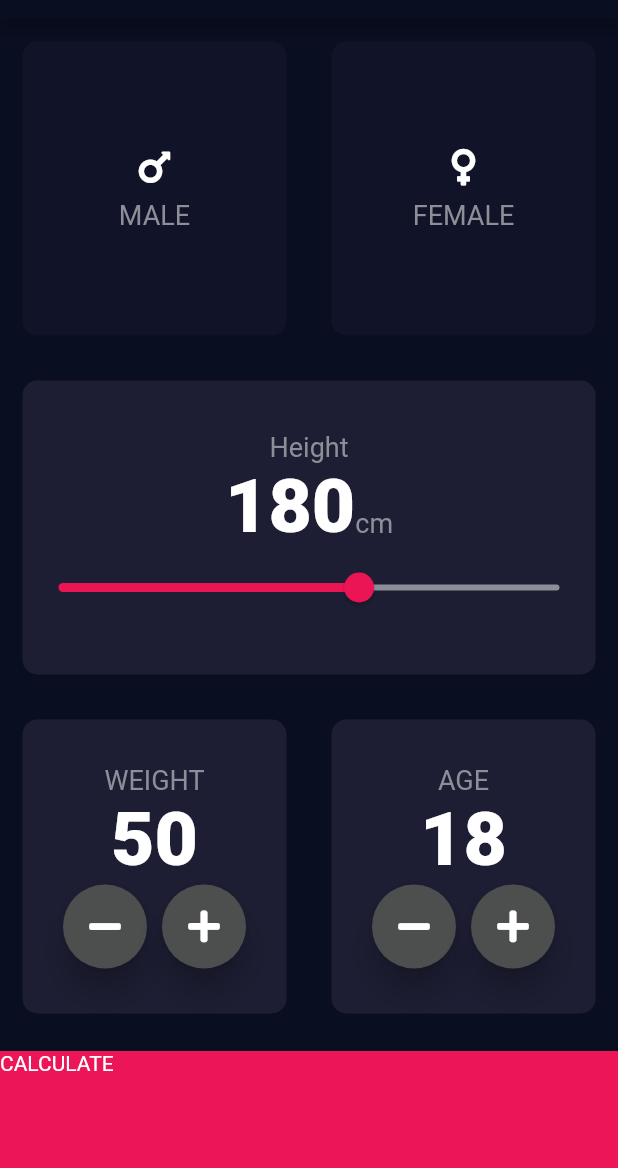
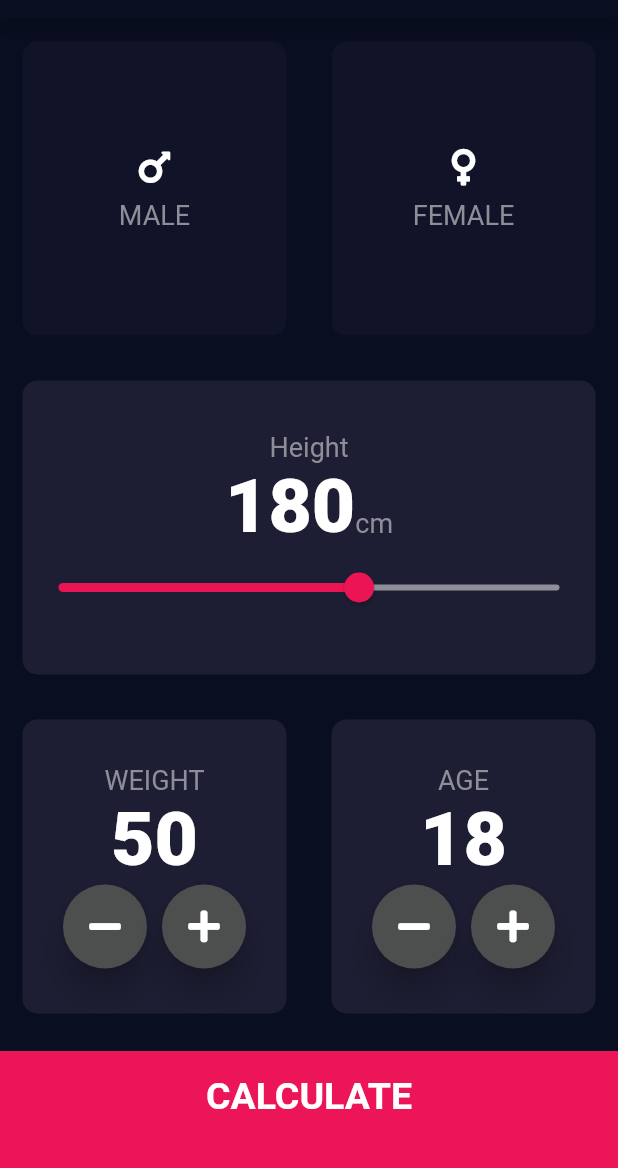
Before and after one commit to mehrbarz/BMI-calculator, a Flutter app: the screen it shows after launch, on a phone screen of 412 x 824 dp, the part 65-1233 px from its top. Run offline on Flutter 3.47's test engine with Material 2 defaults, Android fonts, the phone set to English and light mode, and no system bars; our stand-ins replace font_awesome_flutter.

```diff
--- /dev/null
+++ b/bmi_calculator/lib/buttom_button.dart
@@ -0,0 +1,24 @@
+import 'package:flutter/material.dart';
+import 'constants.dart';
+
+class ButtomButton extends StatelessWidget {
+  ButtomButton({@required this.onTap, @required this.buttonTitle});
+
+  final Function onTap;
+  final String buttonTitle;
+
+  @override
+  Widget build(BuildContext context) {
+    return GestureDetector(
+      onTap: onTap,
+      child: Container(
+        child: Center(child: Text(buttonTitle, style: KLargeButtonTextStyle)),
+        color: kBottomContainerColor,
+        margin: EdgeInsets.only(top: 10),
+        padding: EdgeInsets.only(bottom: 20.0),
+        width: double.infinity,
+        height: KBottomContainerHeight,
+      ),
+    );
+  }
+}
--- a/bmi_calculator/lib/input_page.dart
+++ b/bmi_calculator/lib/input_page.dart
@@ -6,6 +6,8 @@ import 'icon_content.dart';
 import 'reusable_card.dart';
 import 'constants.dart';
 import 'results_page.dart';
+import 'buttom_button.dart';
+import 'round_icon_button.dart';
 
 enum Gender {
   male,
@@ -224,41 +226,18 @@ class _InputPagePageState extends State<InputPagePage> {
                 ),
               ],
             )),
-            GestureDetector(
-              onTap: (){
-                Navigator.push(context, MaterialPageRoute(builder: (context)=> ResultsPage()));
+            ButtomButton(
+              buttonTitle: 'CALCULATE',
+              onTap: () {
+                Navigator.push(
+                  context,
+                  MaterialPageRoute(
+                    builder: (context) => ResultsPage(),
+                  ),
+                );
               },
-              child: Container(
-                child: Text('CALCULATE'),
-                color: kBottomContainerColor,
-                margin: EdgeInsets.only(top: 10),
-                width: double.infinity,
-                height: KBottomContainerHeight,
-              ),
             )
           ],
         ));
   }
 }
-
-class RoundIconButton extends StatelessWidget {
-  RoundIconButton({@required this.icon, @required this.onPressed});
-
-  final IconData icon;
-  final Function onPressed;
-
-  @override
-  Widget build(BuildContext context) {
-    return RawMaterialButton(
-      child: Icon(icon),
-      onPressed: onPressed,
-      elevation: 8.0,
-      constraints: BoxConstraints.tightFor(
-        width: 56.0,
-        height: 56.0,
-      ),
-      shape: CircleBorder(),
-      fillColor: Color(0xFF4c4f4e),
-    );
-  }
-}
--- /dev/null
+++ b/bmi_calculator/lib/round_icon_button.dart
@@ -0,0 +1,24 @@
+import 'package:flutter/material.dart';
+import 'constants.dart';
+
+class RoundIconButton extends StatelessWidget {
+  RoundIconButton({@required this.icon, @required this.onPressed});
+
+  final IconData icon;
+  final Function onPressed;
+
+  @override
+  Widget build(BuildContext context) {
+    return RawMaterialButton(
+      child: Icon(icon),
+      onPressed: onPressed,
+      elevation: 8.0,
+      constraints: BoxConstraints.tightFor(
+        width: 56.0,
+        height: 56.0,
+      ),
+      shape: CircleBorder(),
+      fillColor: Color(0xFF4c4f4e),
+    );
+  }
+}
```
Also changed, not shown: bmi_calculator/lib/constants.dart (+26 -0 lines), bmi_calculator/lib/results_page.dart (+48 -1 lines).
